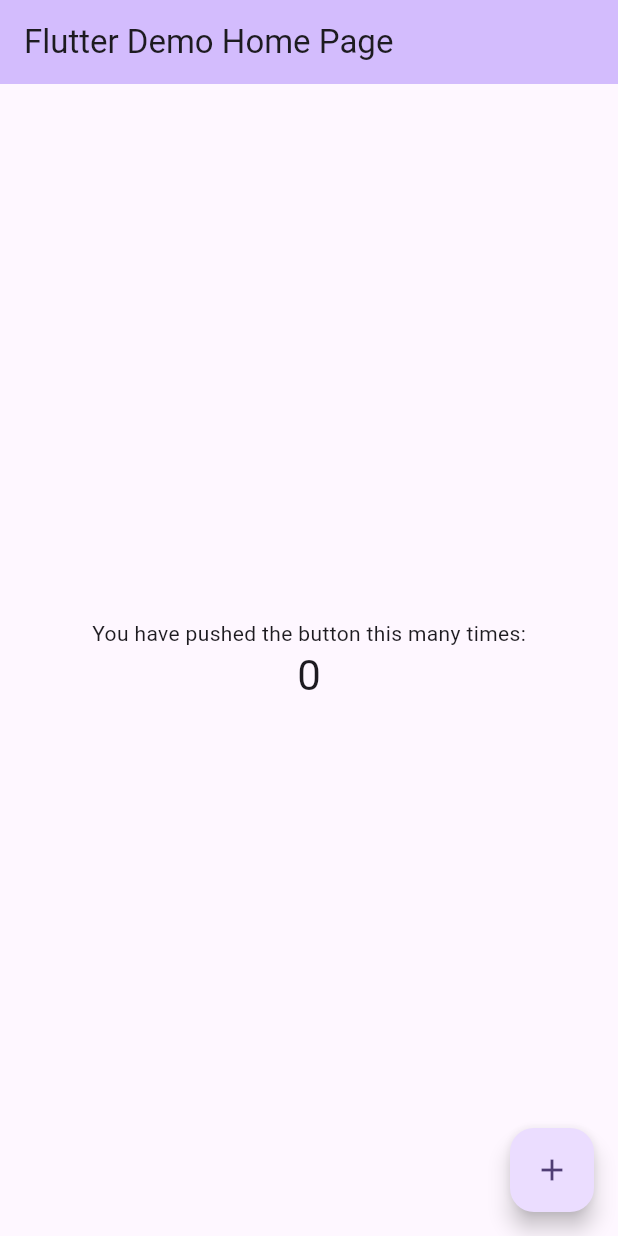
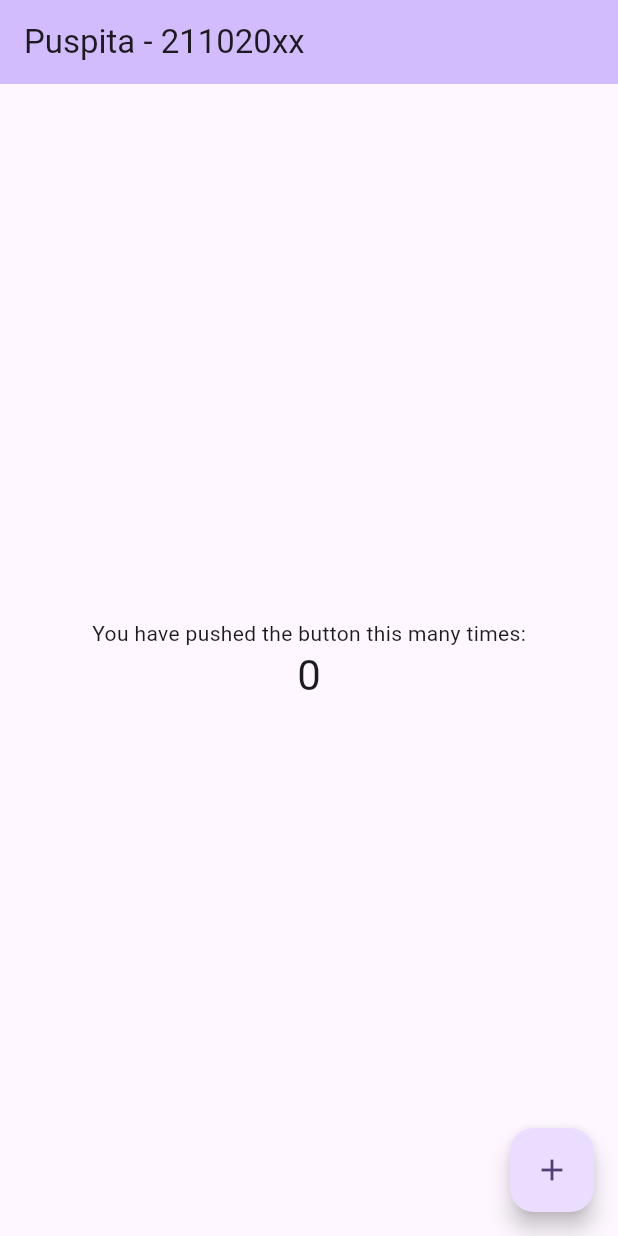
Before and after one commit to PuspitaKartika/flutter_local_db, a Flutter app: the screen it shows after launch, on a phone screen of 412 x 824 dp. Run offline on Flutter 3.47's test engine with Material 2 defaults, Android fonts, the phone set to English and light mode, and no system bars.

```diff
--- a/lib/main.dart
+++ b/lib/main.dart
@@ -13,40 +13,16 @@ class MyApp extends StatelessWidget {
     return MaterialApp(
       title: 'Flutter Demo',
       theme: ThemeData(
-        // This is the theme of your application.
-        //
-        // TRY THIS: Try running your application with "flutter run". You'll see
-        // the application has a blue toolbar. Then, without quitting the app,
-        // try changing the seedColor in the colorScheme below to Colors.green
-        // and then invoke "hot reload" (save your changes or press the "hot
-        // reload" button in a Flutter-supported IDE, or press "r" if you used
-        // the command line to start the app).
-        //
-        // Notice that the counter didn't reset back to zero; the application
-        // state is not lost during the reload. To reset the state, use hot
-        // restart instead.
-        //
-        // This works for code too, not just values: Most code changes can be
-        // tested with just a hot reload.
         colorScheme: ColorScheme.fromSeed(seedColor: Colors.deepPurple),
         useMaterial3: true,
       ),
-      home: const MyHomePage(title: 'Flutter Demo Home Page'),
+      home: const MyHomePage(title: 'Puspita - 211020xx'),
     );
   }
 }
 
 class MyHomePage extends StatefulWidget {
   const MyHomePage({super.key, required this.title});
-
-  // This widget is the home page of your application. It is stateful, meaning
-  // that it has a State object (defined below) that contains fields that affect
-  // how it looks.
-
-  // This class is the configuration for the state. It holds the values (in this
-  // case the title) provided by the parent (in this case the App widget) and
-  // used by the build method of the State. Fields in a Widget subclass are
-  // always marked "final".
 
   final String title;
 
@@ -59,50 +35,19 @@ class _MyHomePageState extends State<MyHomePage> {
 
   void _incrementCounter() {
     setState(() {
-      // This call to setState tells the Flutter framework that something has
-      // changed in this State, which causes it to rerun the build method below
-      // so that the display can reflect the updated values. If we changed
-      // _counter without calling setState(), then the build method would not be
-      // called again, and so nothing would appear to happen.
       _counter++;
     });
   }
 
   @override
   Widget build(BuildContext context) {
-    // This method is rerun every time setState is called, for instance as done
-    // by the _incrementCounter method above.
-    //
-    // The Flutter framework has been optimized to make rerunning build methods
-    // fast, so that you can just rebuild anything that needs updating rather
-    // than having to individually change instances of widgets.
     return Scaffold(
       appBar: AppBar(
-        // TRY THIS: Try changing the color here to a specific color (to
-        // Colors.amber, perhaps?) and trigger a hot reload to see the AppBar
-        // change color while the other colors stay the same.
         backgroundColor: Theme.of(context).colorScheme.inversePrimary,
-        // Here we take the value from the MyHomePage object that was created by
-        // the App.build method, and use it to set our appbar title.
         title: Text(widget.title),
       ),
       body: Center(
-        // Center is a layout widget. It takes a single child and positions it
-        // in the middle of the parent.
         child: Column(
-          // Column is also a layout widget. It takes a list of children and
-          // arranges them vertically. By default, it sizes itself to fit its
-          // children horizontally, and tries to be as tall as its parent.
-          //
-          // Column has various properties to control how it sizes itself and
-          // how it positions its children. Here we use mainAxisAlignment to
-          // center the children vertically; the main axis here is the vertical
-          // axis because Columns are vertical (the cross axis would be
-          // horizontal).
-          //
-          // TRY THIS: Invoke "debug painting" (choose the "Toggle Debug Paint"
-          // action in the IDE, or press "p" in the console), to see the
-          // wireframe for each widget.
           mainAxisAlignment: MainAxisAlignment.center,
           children: <Widget>[
             const Text(
--- a/pubspec.yaml
+++ b/pubspec.yaml
@@ -35,6 +35,8 @@ dependencies:
   # The following adds the Cupertino Icons font to your application.
   # Use with the CupertinoIcons class for iOS style icons.
   cupertino_icons: ^1.0.2
+  sqflite: ^2.3.0
+  path: ^1.8.3
 
 dev_dependencies:
   flutter_test:
```
Also changed, not shown: lib/model/task_model.dart (added, +15 -0 lines), pubspec.lock.
